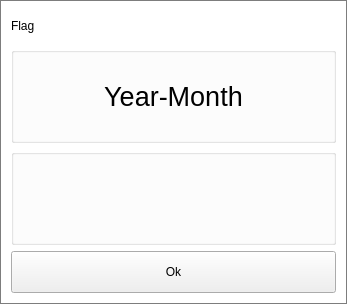
Qt form src/DateSelector.ui (ic005k/Knot) before a commit.
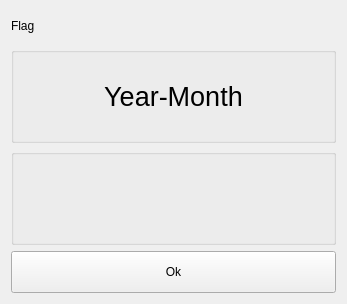
The same form after that commit.

```diff
--- a/src/DateSelector.ui
+++ b/src/DateSelector.ui
@@ -14,11 +14,11 @@
    <string>Date Selector</string>
   </property>
   <property name="styleSheet">
-   <string notr="true">#DateSelector{
+   <string notr="true">/*#DateSelector{
 
 background-color:white; border: 1px solid rgb(125,125,125);
 
-}</string>
+}*/</string>
   </property>
   <layout class="QGridLayout" name="gridLayout">
    <item row="0" column="0">
```
Left out of the diff: 6 changed lines with no effect on the pictures.
